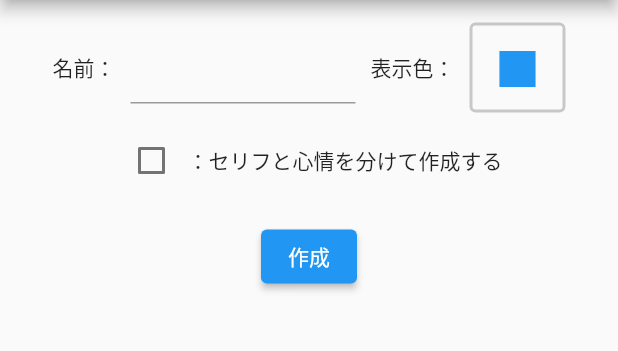
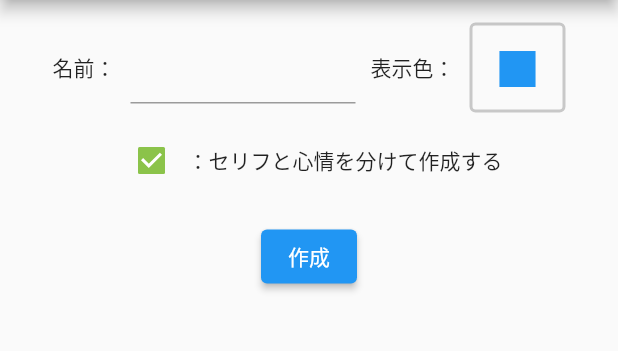
Before and after one commit to smsmsy/story_maker_for_clip_studio, a Flutter app: the AddPersonPage screen opened by its route, on a phone screen of 412 x 824 dp, the part 84-435 px from its top. Run offline on Flutter 3.47's test engine with Material 2 defaults, Android fonts, the light colour scheme and no system bars; our stand-ins replace auto_size_text, firebase_auth, firebase_core, flutter_colorpicker; missing offline and left inert: flutter_launcher_icons; accounts and stored records are empty; Roboto replaces fonts that are missing (源柔ゴシックＰ).

Commit message:
Change initial value in checkbox and Person.hasMood to true.

```diff
--- a/lib/pages/add_person_page.dart
+++ b/lib/pages/add_person_page.dart
@@ -11,13 +11,13 @@ class AddPersonPage extends StatefulWidget {
 }
 
 class _AddPersonPageState extends State<AddPersonPage> {
-  Person person = Person(name: "名称未設定", color: Colors.blue, hasMood: false);
+  Person person = Person(name: "名称未設定", color: Colors.blue, hasMood: true);
 
   void _handlePersonName(String e) => setState(() => person.name = e);
 
   void _changeColor(Color color) => setState(() => person.color = color);
 
-  bool _isSelected = false;
+  bool _isSelected = true;
   void _handleCheckBox(bool? value) => setState(() {
     _isSelected = value!;
     person.hasMood = _isSelected;
```
